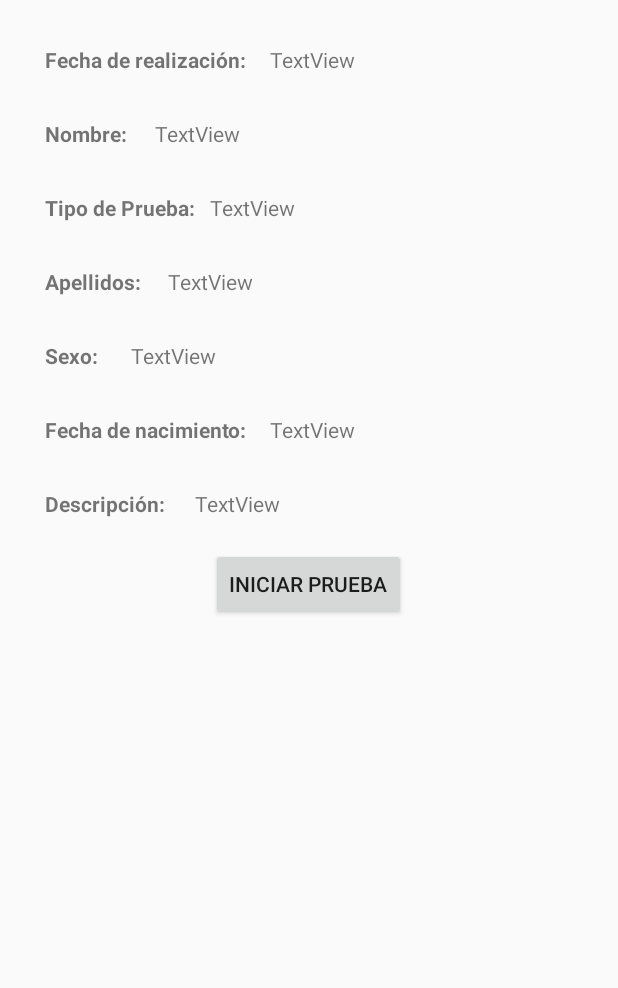
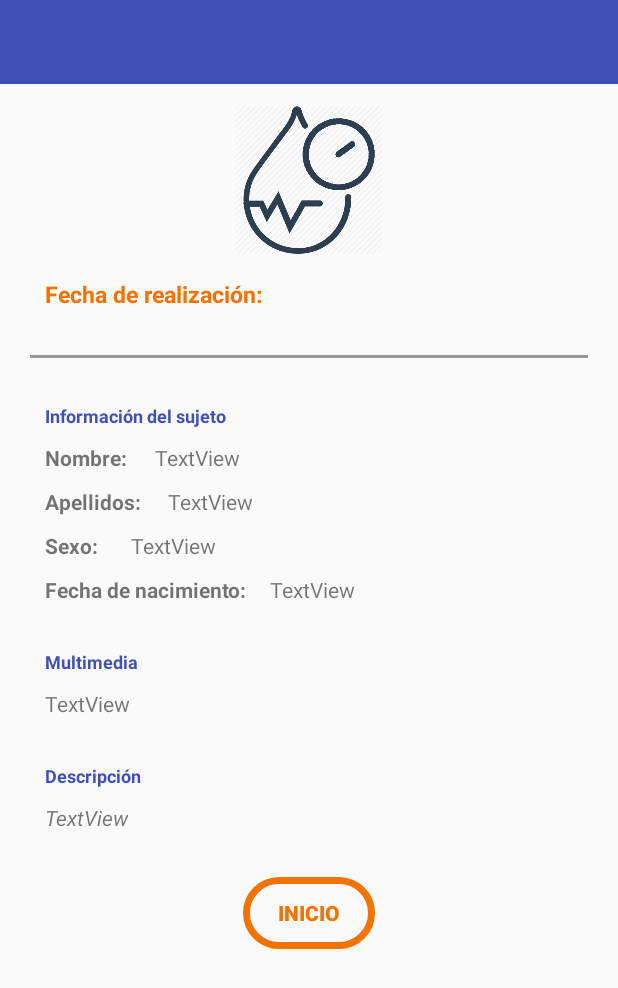
Before and after one commit to Furacin/BitalinoGSR, an Android app: the InfoSujeto screen opened directly, with no data from a screen before it, on a phone screen of 412 x 824 dp. Shown: the top 988 px of the screen. Run offline under Robolectric (Android 15) with nearby library versions, the phone set to English and light mode, and no system bars; our stand-ins replace Firebase (no records; nobody signed in at launch, a user with empty details on screens opened directly); 1 statement that could not run was skipped.

Commit message:
Modificada completamente vista de Información de Sujeto

```diff
--- a/app/src/main/java/com/furazin/android/mbandgsr/DatosGSR.java
+++ b/app/src/main/java/com/furazin/android/mbandgsr/DatosGSR.java
@@ -208,6 +208,9 @@ public class DatosGSR extends Activity implements OnBITalinoDataAvailable {
         progressBar = (ProgressBar) findViewById(R.id.progressBar);
         finPrueba = false;
 
+        // Selección multimedia
+        getTipoPrueba();
+
         // Comprobamos que está emparejado un dispositvo bluetooth Bitalino y obtenemos sus datos
         if(getIntent().hasExtra(EXTRA_DEVICE)){
             this.NOMBRE_USUARIO = InfoSujeto.id_usuario;
@@ -217,9 +220,6 @@ public class DatosGSR extends Activity implements OnBITalinoDataAvailable {
             bluetoothDevice = getIntent().getParcelableExtra(EXTRA_DEVICE);
             iniciarUIBluetooth();
             setUIBluetooth();
-
-            // Selección multimedia
-            getTipoPrueba();
         }
 
         handler = new Handler(getMainLooper()){
--- a/app/src/main/java/com/furazin/android/mbandgsr/InfoSujeto.java
+++ b/app/src/main/java/com/furazin/android/mbandgsr/InfoSujeto.java
@@ -26,7 +26,7 @@ public class InfoSujeto extends AppCompatActivity {
 
     public static String id_usuario;
     String EMAIL_USUARIO = MainActivity.EMAIL_USUARIO;
-    TextView fecha, nombre, apellidos, sexo, fecha_nacimiento, descripcion, txtTerminada, txtTipoPrueba;
+    TextView fecha, nombre, apellidos, sexo, fecha_nacimiento, descripcion, txtTerminada, txtTipoPrueba, txtTituloExperiencia;
     Button btnStartExperiencia;
 
     // Variable para almacenar el tipo de prueba
@@ -37,7 +37,7 @@ public class InfoSujeto extends AppCompatActivity {
         super.onCreate(savedInstanceState);
         setContentView(R.layout.activity_experiencia);
 
-        fecha = (TextView) findViewById(R.id.fecha);
+        fecha = (TextView) findViewById(R.id.fechaRealizacion);
         nombre = (TextView) findViewById(R.id.nombre);
         apellidos = (TextView) findViewById(R.id.apellidos);
         sexo = (TextView) findViewById(R.id.sexo);
@@ -46,6 +46,7 @@ public class InfoSujeto extends AppCompatActivity {
         btnStartExperiencia = (Button) findViewById(R.id.btnStartExperiencia);
         txtTerminada = (TextView) findViewById(R.id.experienciaTerminada);
         txtTipoPrueba = (TextView) findViewById(R.id.tipoPruebaInfoExperiencia);
+//        txtTituloExperiencia = (TextView) findViewById(R.id.tituloExperiencia);
 
 
         id_usuario = getIntent().getExtras().getString("id_usuario");
@@ -70,7 +71,8 @@ public class InfoSujeto extends AppCompatActivity {
                                 SimpleDateFormat sdf = new SimpleDateFormat("dd/MM/yyyy");
                                 Calendar c = Calendar.getInstance();
                                 String date = sdf.format(c.getTime());
-                                fecha.setText(date);
+//                                txtTituloExperiencia.setText(UsuariosExperiencia.NOMBRE_EXPERIENCIA);
+                                fecha.setText("Fecha de realización de la prueba: " + date);
                                 nombre.setText(e.getNombre());
                                 apellidos.setText( e.getApellidos());
                                 sexo.setText(e.getSexo());
@@ -81,7 +83,9 @@ public class InfoSujeto extends AppCompatActivity {
 
                                 if (e.getTerminada().equals("si")) {
                                     txtTerminada.setVisibility(View.VISIBLE);
-                                    btnStartExperiencia.setEnabled(false);
+//                                    btnStartExperiencia.setEnabled(false);
+                                    btnStartExperiencia.setAlpha(.3f);
+                                    btnStartExperiencia.setClickable(false);
                                 }
                             }
 
--- /dev/null
+++ b/app/src/main/res/drawable/rounded_button.xml
@@ -0,0 +1,10 @@
+<?xml version="1.0" encoding="utf-8"?>
+<shape xmlns:android="http://schemas.android.com/apk/res/android"
+        android:shape="rectangle">
+
+    <!--<solid android:color="#F17300"/>-->
+    <!--<corners android:radius="150dp" />-->
+
+    <corners android:radius="150dp" />
+    <stroke android:width="7px" android:color="#F17300" />
+</shape>
--- a/app/src/main/res/layout/activity_experiencia.xml
+++ b/app/src/main/res/layout/activity_experiencia.xml
@@ -1,79 +1,155 @@
 <?xml version="1.0" encoding="utf-8"?>
+<ScrollView xmlns:android="http://schemas.android.com/apk/res/android"
+    android:layout_width="match_parent"
+    android:layout_height="match_parent"
+    android:fillViewport="true">
  <RelativeLayout xmlns:android="http://schemas.android.com/apk/res/android"
-    android:orientation="vertical" android:layout_width="match_parent"
-    android:layout_height="match_parent">
+        android:layout_width="match_parent"
+        android:layout_height="match_parent"
+        android:orientation="vertical" >
+
+        <android.support.v7.widget.Toolbar
+            android:id="@+id/toolbar"
+            android:layout_width="match_parent"
+            android:layout_height="?attr/actionBarSize"
+            android:background="?attr/colorPrimary"
+            android:theme="@style/ThemeOverlay.AppCompat.Dark" />
+
+        <ImageView
+            android:id="@id/icon"
+            android:layout_width="100dp"
+            android:layout_height="100dp"
+            android:layout_marginTop="70dp"
+            android:background="@drawable/prueba_icon"
+            android:layout_centerHorizontal="true"/>
+
+     <RelativeLayout xmlns:android="http://schemas.android.com/apk/res/android"
+         android:layout_width="match_parent"
+         android:layout_height="wrap_content"
+         android:layout_below="@id/icon"
+         android:layout_gravity="center">
+
+         <!--<TextView-->
+             <!--android:id="@+id/tituloExperiencia"-->
+             <!--android:layout_width="wrap_content"-->
+             <!--android:layout_height="wrap_content"-->
+             <!--android:layout_centerHorizontal="true"-->
+             <!--android:layout_marginTop="10dp"-->
+             <!--android:textSize="20sp"-->
+             <!--android:textColor="#000000"-->
+             <!--android:textStyle="bold" />-->
 
          <TextView
-        android:id="@+id/fecha"
+             android:id="@+id/txtDatosSujeto"
              android:layout_width="wrap_content"
              android:layout_height="wrap_content"
+             android:layout_below="@+id/linea"
+             android:layout_marginLeft="30dp"
              android:layout_marginTop="30dp"
-        android:layout_marginLeft="180dp"
-        android:text="TextView" />
+             android:textSize="12dp"
+             android:textStyle="bold"
+             android:textColor="@color/colorPrimary"
+             android:text="Información del sujeto" />
 
          <TextView
              android:id="@+id/nombre"
-        android:layout_below="@+id/fecha"
              android:layout_width="wrap_content"
              android:layout_height="wrap_content"
-        android:layout_marginTop="30dp"
+             android:layout_below="@+id/txtDatosSujeto"
              android:layout_marginLeft="103dp"
+             android:layout_marginTop="10dp"
              android:text="TextView" />
 
          <TextView
              android:id="@+id/tipoPruebaInfoExperiencia"
              android:layout_width="wrap_content"
              android:layout_height="wrap_content"
-        android:layout_below="@+id/nombre"
-        android:layout_marginLeft="140dp"
-        android:layout_marginTop="30dp"
+             android:layout_below="@+id/txtInfoTipoPrueba"
+             android:layout_marginLeft="30dp"
+             android:layout_marginTop="10dp"
              android:text="TextView" />
 
          <TextView
-        android:layout_below="@+id/tipoPruebaInfoExperiencia"
              android:id="@+id/apellidos"
              android:layout_width="wrap_content"
              android:layout_height="wrap_content"
-        android:layout_marginTop="30dp"
+             android:layout_below="@+id/nombre"
              android:layout_marginLeft="112dp"
+             android:layout_marginTop="10dp"
              android:text="TextView" />
 
          <TextView
-        android:layout_below="@+id/apellidos"
              android:id="@+id/sexo"
              android:layout_width="wrap_content"
              android:layout_height="wrap_content"
-        android:layout_marginTop="30dp"
+             android:layout_below="@+id/apellidos"
              android:layout_marginLeft="87dp"
+             android:layout_marginTop="10dp"
              android:text="TextView" />
 
          <TextView
-        android:layout_below="@+id/sexo"
              android:id="@+id/fecha_nacimiento"
              android:layout_width="wrap_content"
              android:layout_height="wrap_content"
-        android:layout_marginTop="30dp"
+             android:layout_below="@+id/sexo"
              android:layout_marginLeft="180dp"
+             android:layout_marginTop="10dp"
              android:text="TextView" />
 
          <TextView
+             android:id="@+id/txtInfoTipoPrueba"
+             android:layout_width="wrap_content"
+             android:layout_height="wrap_content"
              android:layout_below="@+id/fecha_nacimiento"
+             android:layout_marginLeft="30dp"
+             android:layout_marginTop="30dp"
+             android:textStyle="bold"
+             android:textSize="12dp"
+             android:textColor="@color/colorPrimary"
+             android:text="Multimedia" />
+
+         <TextView
+             android:id="@+id/txtInfoDescripcion"
+             android:layout_width="wrap_content"
+             android:layout_height="wrap_content"
+             android:layout_below="@+id/tipoPruebaInfoExperiencia"
+             android:layout_marginLeft="30dp"
+             android:layout_marginTop="30dp"
+             android:textStyle="bold"
+             android:textSize="12dp"
+             android:textColor="@color/colorPrimary"
+             android:text="Descripción" />
+
+         <TextView
              android:id="@+id/descripcion"
              android:layout_width="wrap_content"
              android:layout_height="wrap_content"
-        android:layout_marginTop="30dp"
-        android:layout_marginLeft="130dp"
+             android:layout_below="@+id/txtInfoDescripcion"
+             android:layout_marginLeft="30dp"
+             android:layout_marginTop="10dp"
+             android:textStyle="italic"
              android:text="TextView" />
 
          <TextView
-        android:id="@+id/textView1"
+             android:id="@+id/fechaRealizacion"
              android:layout_width="wrap_content"
              android:layout_height="wrap_content"
-        android:layout_alignTop="@+id/fecha"
+             android:layout_marginTop="15dp"
              android:layout_marginLeft="30dp"
+             android:textSize="15sp"
+             android:textColor="#F17300"
              android:text="Fecha de realización: "
-        android:textStyle="bold"
-         />
+             android:textStyle="bold" />
+
+         <View
+             android:id="@+id/linea"
+             android:layout_width="fill_parent"
+             android:layout_height="2dip"
+             android:layout_below="@id/fechaRealizacion"
+             android:layout_marginTop="30dp"
+             android:layout_marginLeft="20dp"
+             android:layout_marginRight="20dp"
+             android:background="#969696" />
 
          <TextView
              android:id="@+id/textView2"
@@ -82,8 +158,7 @@
              android:layout_alignTop="@+id/nombre"
              android:layout_marginLeft="30dp"
              android:text="Nombre: "
-        android:textStyle="bold"
-        />
+             android:textStyle="bold" />
 
          <TextView
              android:id="@+id/textView3"
@@ -92,8 +167,7 @@
              android:layout_alignTop="@+id/apellidos"
              android:layout_marginLeft="30dp"
              android:text="Apellidos: "
-        android:textStyle="bold"
-        />
+             android:textStyle="bold" />
 
          <TextView
              android:id="@+id/textView4"
@@ -102,8 +176,7 @@
              android:layout_alignTop="@+id/sexo"
              android:layout_marginLeft="30dp"
              android:text="Sexo: "
-        android:textStyle="bold"
-        />
+             android:textStyle="bold" />
 
          <TextView
              android:id="@+id/textView5"
@@ -112,50 +185,36 @@
              android:layout_alignTop="@+id/fecha_nacimiento"
              android:layout_marginLeft="30dp"
              android:text="Fecha de nacimiento: "
+             android:textStyle="bold" />
+
+         <Button
+             android:id="@+id/btnStartExperiencia"
+             android:layout_width="wrap_content"
+             android:layout_height="wrap_content"
+             android:layout_below="@+id/descripcion"
+             android:layout_centerHorizontal="true"
+             android:layout_marginTop="30dp"
+             android:layout_marginBottom="30dp"
+             android:textColor="#F17300"
              android:textStyle="bold"
-        />
+             android:background="@drawable/rounded_button"
+             android:text="Inicio" />
 
          <TextView
-        android:id="@+id/textView6"
-        android:layout_width="wrap_content"
-        android:layout_height="wrap_content"
-        android:layout_alignTop="@+id/descripcion"
-        android:layout_marginLeft="30dp"
-        android:text="Descripción: "
-        android:textStyle="bold"
-        />
-
-    <TextView
-        android:id="@+id/textView7"
-        android:layout_width="wrap_content"
-        android:layout_height="wrap_content"
-        android:layout_alignTop="@+id/tipoPruebaInfoExperiencia"
-        android:layout_marginLeft="30dp"
-        android:text="Tipo de Prueba: "
-        android:textStyle="bold"
-        />
-
-    <Button
-        android:layout_width="wrap_content"
-        android:layout_height="wrap_content"
-        android:layout_below="@+id/textView6"
-        android:id="@+id/btnStartExperiencia"
-        android:layout_centerHorizontal="true"
-        android:layout_marginTop="20dp"
-        android:text="Iniciar Prueba"/>
-
-    <TextView
-        android:layout_below="@+id/btnStartExperiencia"
              android:id="@+id/experienciaTerminada"
              android:layout_width="wrap_content"
              android:layout_height="wrap_content"
+             android:layout_below="@+id/btnStartExperiencia"
              android:layout_marginLeft="30dp"
+             android:layout_marginBottom="40dp"
              android:text="El sujeto ya ha realizado la experiencia. Consultar los datos en Web."
              android:textColor="@color/colorAccent"
-        android:layout_marginTop="10dp"
              android:textSize="20dp"
-        android:visibility="gone"
              android:textStyle="bold"
-        />
+             android:visibility="gone" />
 
      </RelativeLayout>
+
+    </RelativeLayout>
+
+</ScrollView>
```
Also changed, not shown: app/src/main/res/drawable/prueba_icon.png (added). Lines whose indentation alone changed are shown as unchanged.
